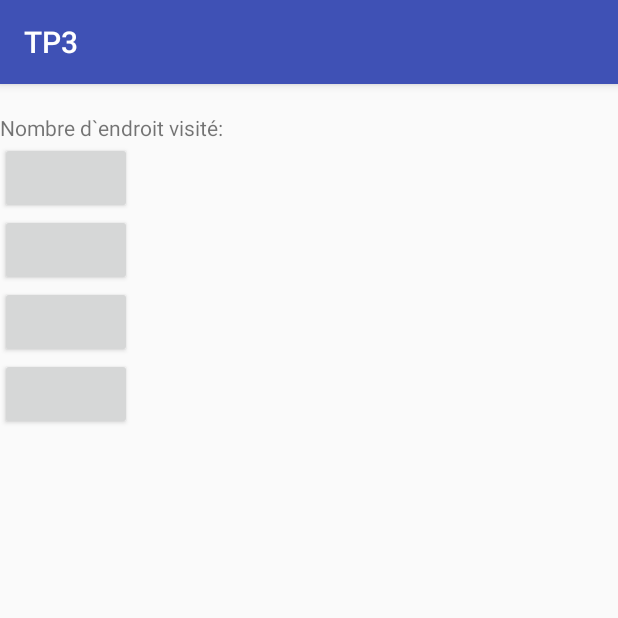
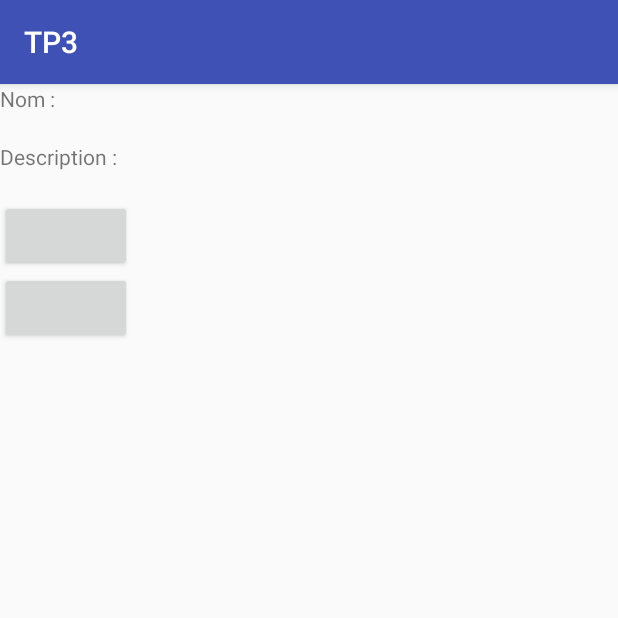
Before and after one commit to ochan173/TP3, an Android app: the fragment InformationFragment shown on its own in the app's theme, on a phone screen of 412 x 824 dp, the top half of it. Run offline under Robolectric (Android 15) with nearby library versions, the phone set to English and light mode, and no system bars.

Commit message:
layout modifier et ajouter

```diff
--- /dev/null
+++ b/app/src/main/java/com/example/a1738253/tp3/AjoutModeFragment.java
@@ -0,0 +1,4 @@
+package com.example.a1738253.tp3;
+
+public class AjoutModeFragment {
+}
--- /dev/null
+++ b/app/src/main/java/com/example/a1738253/tp3/AucunModeFragment.java
@@ -0,0 +1,4 @@
+package com.example.a1738253.tp3;
+
+public class AucunModeFragment {
+}
--- /dev/null
+++ b/app/src/main/java/com/example/a1738253/tp3/ModificationFragment.java
@@ -0,0 +1,4 @@
+package com.example.a1738253.tp3;
+
+public class ModificationFragment {
+}
--- a/app/src/main/res/layout/information_layout.xml
+++ b/app/src/main/res/layout/information_layout.xml
@@ -6,22 +6,22 @@
     <TextView
         android:layout_width="match_parent"
         android:layout_height="wrap_content"
-        android:id="@+id/zone_information"/>
+        android:text="@string/nom_title"/>
 
     <TextView
         android:layout_width="match_parent"
         android:layout_height="wrap_content"
-        android:text="@string/nb_endroit"/>
+        android:id="@+id/nom_endroit"/>
 
-    <Button
-        android:layout_width="wrap_content"
+    <TextView
+        android:layout_width="match_parent"
         android:layout_height="wrap_content"
-        android:id="@+id/ajout"/>
+        android:text="@string/description_title"/>
 
-    <Button
-        android:layout_width="wrap_content"
+    <TextView
+        android:layout_width="match_parent"
         android:layout_height="wrap_content"
-        android:id="@+id/modifier"/>
+        android:id="@+id/description_endroit"/>
 
     <Button
         android:layout_width="wrap_content"
@@ -31,6 +31,6 @@
     <Button
         android:layout_width="wrap_content"
         android:layout_height="wrap_content"
-        android:id="@+id/annuler"/>
+        android:id="@+id/modifier"/>
 
 </LinearLayout>
--- a/app/src/main/res/values/strings.xml
+++ b/app/src/main/res/values/strings.xml
@@ -2,4 +2,6 @@
     <string name="app_name">TP3</string>
     <string name="title_activity_maps">Map</string>
     <string name="nb_endroit">Nombre d`endroit visité:</string>
+    <string name="nom_title">Nom : </string>
+    <string name="description_title">Description : </string>
 </resources>
```
Also changed, not shown: app/src/main/res/layout/ajout_mode_layout.xml (added, +16 -0 lines), app/src/main/res/layout/aucun_mode_layout.xml (added, +21 -0 lines), app/src/main/res/layout/modification_layout.xml (added, +21 -0 lines).
